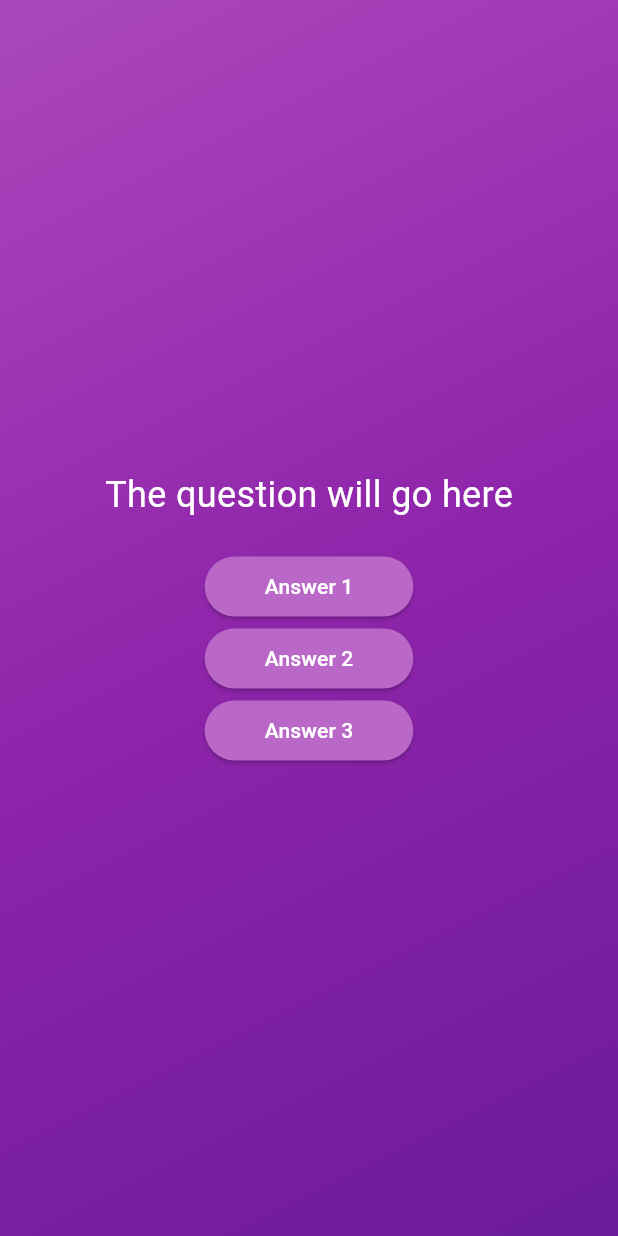
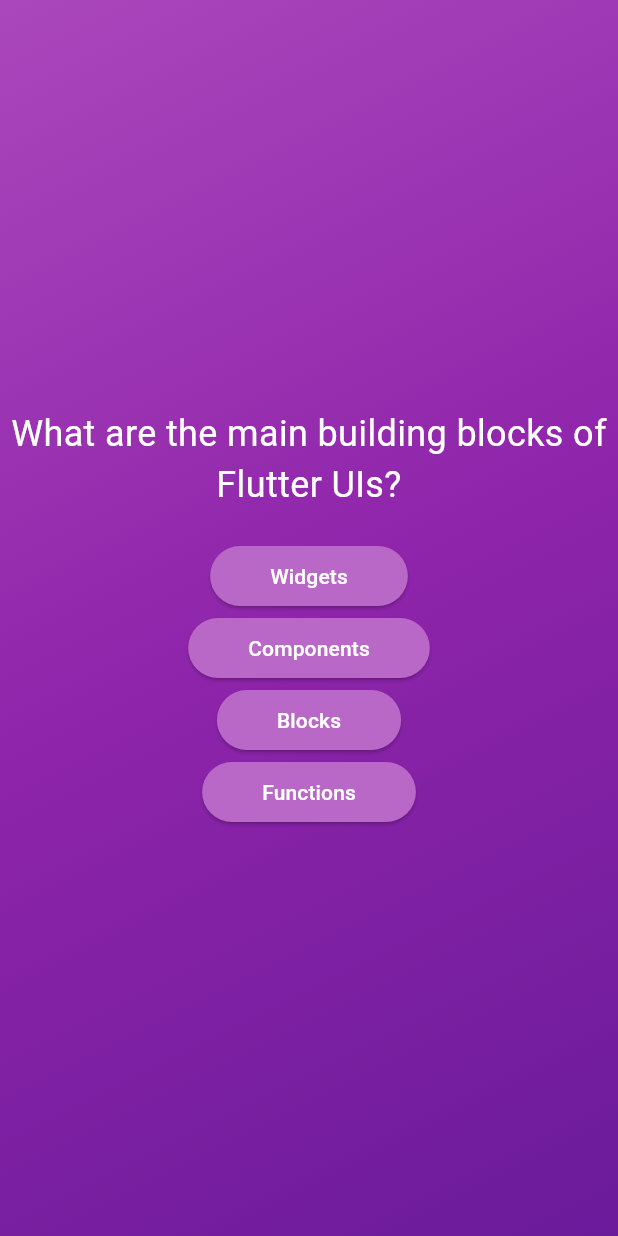
Before and after one commit to thanhnd3103/Flutter, a Flutter app: the screen it shows after launch, after a tap on "Start Quiz", on a phone screen of 412 x 824 dp. Run offline on Flutter 3.47's test engine with Material 3 defaults, Android fonts, the phone set to English and light mode, and no system bars.

Commit message:
dynamic question

```diff
--- a/cat_02_quizzet/lib/question_container.dart
+++ b/cat_02_quizzet/lib/question_container.dart
@@ -1,5 +1,6 @@
 import 'package:cat_02_quizzet/answer_button.dart';
 import 'package:flutter/material.dart';
+import 'package:cat_02_quizzet/data/question_list.dart';
 
 class QuestionContainer extends StatefulWidget {
   const QuestionContainer({super.key});
@@ -11,29 +12,29 @@ class QuestionContainer extends StatefulWidget {
 class _QuestionContainerState extends State<QuestionContainer> {
   @override
   Widget build(BuildContext context) {
+    final questions = questionList;
+
     return SizedBox(
       width: double.infinity,
       child: Column(
         mainAxisAlignment: MainAxisAlignment.center,
         children: [
-          const Text(
-            'The question will go here',
-            style: TextStyle(fontSize: 24, color: Colors.white),
+          Text(
+            questions[0].text,
+            style: const TextStyle(
+              fontSize: 24,
+              color: Colors.white,
+            ),
+            textAlign: TextAlign.center,
           ),
           const SizedBox(height: 20),
+          for (var i = 0; i < questions[0].answers.length; i++)
+            AnswerButton(
+              answerText: questions[0].answers[i],
+              onTap: () {
 
-          AnswerButton(
-            answerText: 'Answer 1',
-            onTap: () {},
-          ),
-          AnswerButton(
-            answerText: 'Answer 2',
-            onTap: () {},
-          ),
-          AnswerButton(
-            answerText: 'Answer 3',
-            onTap: () {},
-          ),
+              },
+            ),
         ],
       ),
     );
```
